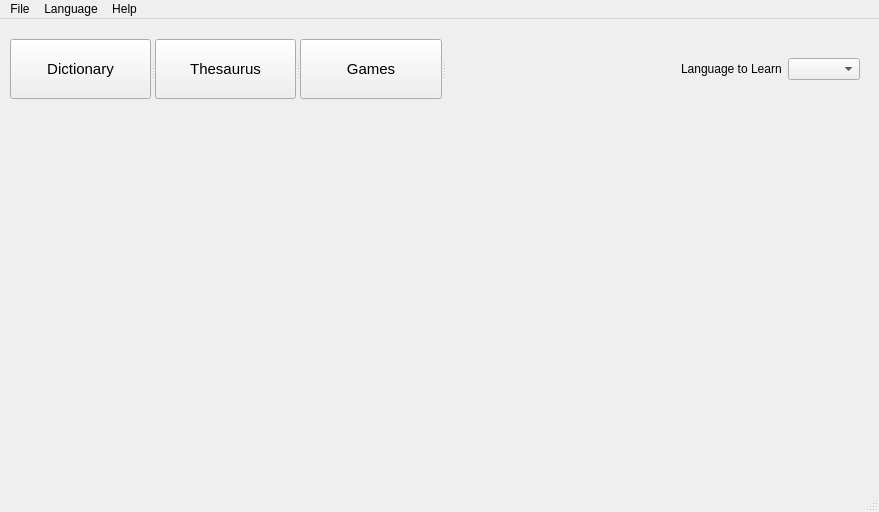
Qt form mainwindow.ui (onvill/VocabWidener) before a commit.
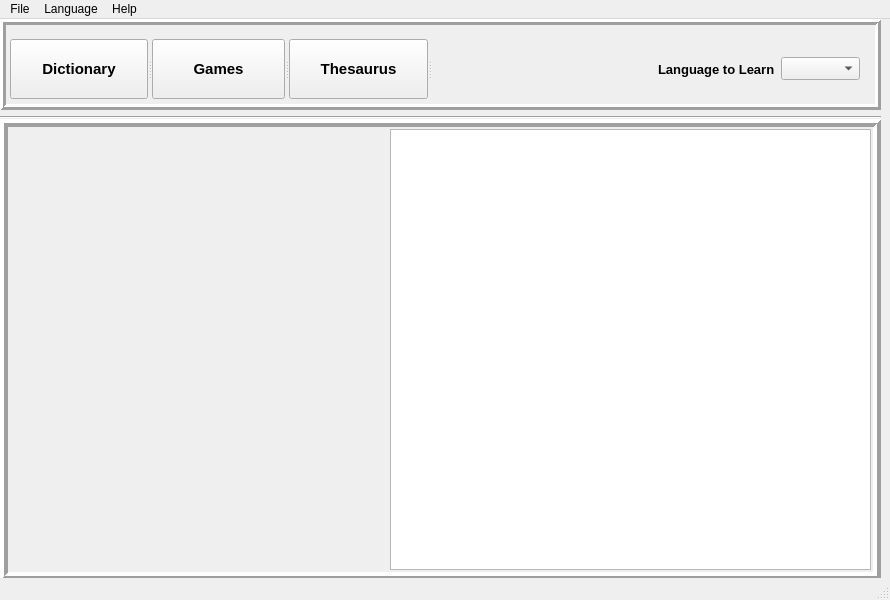
The same form after that commit. Icons and pictures are not drawn.

Diff of the .ui file:
```diff
--- a/mainwindow.ui
+++ b/mainwindow.ui
@@ -6,14 +6,32 @@
    <rect>
     <x>0</x>
     <y>0</y>
-    <width>879</width>
-    <height>512</height>
+    <width>890</width>
+    <height>600</height>
    </rect>
   </property>
   <property name="windowTitle">
    <string>MainWindow</string>
   </property>
   <widget class="QWidget" name="centralWidget">
+   <widget class="QFrame" name="frame">
+    <property name="geometry">
+     <rect>
+      <x>0</x>
+      <y>0</y>
+      <width>881</width>
+      <height>91</height>
+     </rect>
+    </property>
+    <property name="frameShape">
+     <enum>QFrame::Box</enum>
+    </property>
+    <property name="frameShadow">
+     <enum>QFrame::Raised</enum>
+    </property>
+    <property name="lineWidth">
+     <number>3</number>
+    </property>
    <widget class="QSplitter" name="splitter">
     <property name="geometry">
      <rect>
@@ -30,32 +48,38 @@
      <property name="font">
       <font>
        <pointsize>11</pointsize>
+        <weight>75</weight>
+        <bold>true</bold>
       </font>
      </property>
      <property name="text">
       <string>Dictionary</string>
      </property>
     </widget>
-    <widget class="QPushButton" name="pushButton_2">
-     <property name="font">
-      <font>
-       <pointsize>11</pointsize>
-      </font>
-     </property>
-     <property name="text">
-      <string>Thesaurus</string>
-     </property>
-    </widget>
     <widget class="QPushButton" name="pushButton_3">
      <property name="font">
       <font>
        <pointsize>11</pointsize>
+        <weight>75</weight>
+        <bold>true</bold>
       </font>
      </property>
      <property name="text">
       <string>Games</string>
      </property>
     </widget>
+     <widget class="QPushButton" name="pushButton_2">
+      <property name="font">
+       <font>
+        <pointsize>11</pointsize>
+        <weight>75</weight>
+        <bold>true</bold>
+       </font>
+      </property>
+      <property name="text">
+       <string>Thesaurus</string>
+      </property>
+     </widget>
     <widget class="QWidget" name="layoutWidget">
      <layout class="QHBoxLayout" name="horizontalLayout_3">
       <item>
@@ -73,24 +97,84 @@
       </item>
       <item>
        <widget class="QLabel" name="label">
+         <property name="font">
+          <font>
+           <pointsize>10</pointsize>
+           <weight>75</weight>
+           <bold>true</bold>
+          </font>
+         </property>
         <property name="text">
          <string>Language to Learn</string>
         </property>
        </widget>
       </item>
       <item>
-       <widget class="QComboBox" name="comboBox"/>
+        <widget class="QComboBox" name="comboBox">
+         <property name="font">
+          <font>
+           <pointsize>10</pointsize>
+           <weight>75</weight>
+           <bold>true</bold>
+          </font>
+         </property>
+        </widget>
       </item>
      </layout>
     </widget>
    </widget>
+    <zorder>splitter</zorder>
+    <zorder>splitter</zorder>
+   </widget>
+   <widget class="Line" name="line">
+    <property name="geometry">
+     <rect>
+      <x>0</x>
+      <y>90</y>
+      <width>881</width>
+      <height>16</height>
+     </rect>
+    </property>
+    <property name="orientation">
+     <enum>Qt::Horizontal</enum>
+    </property>
+   </widget>
+   <widget class="QFrame" name="frame_2">
+    <property name="geometry">
+     <rect>
+      <x>0</x>
+      <y>100</y>
+      <width>881</width>
+      <height>461</height>
+     </rect>
+    </property>
+    <property name="frameShape">
+     <enum>QFrame::Box</enum>
+    </property>
+    <property name="frameShadow">
+     <enum>QFrame::Raised</enum>
+    </property>
+    <property name="lineWidth">
+     <number>4</number>
+    </property>
+    <widget class="QTextEdit" name="textEdit">
+     <property name="geometry">
+      <rect>
+       <x>390</x>
+       <y>10</y>
+       <width>481</width>
+       <height>441</height>
+      </rect>
+     </property>
+    </widget>
+   </widget>
   </widget>
   <widget class="QMenuBar" name="menuBar">
    <property name="geometry">
     <rect>
      <x>0</x>
      <y>0</y>
-     <width>879</width>
+     <width>890</width>
      <height>21</height>
     </rect>
    </property>
```
Left out of the diff: 10 changed lines with no effect on the pictures. Lines whose indentation alone changed are shown as unchanged.
